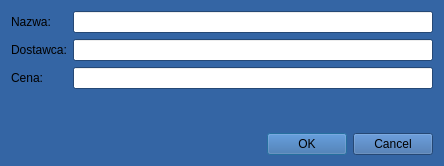
Above: nowaSkoraDialog.ui from militia11/shoes before the change. Below: the same form after it.
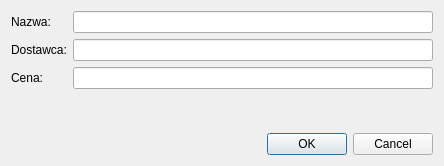
That is the form after the change.

Diff of the .ui file:
```diff
--- a/nowaSkoraDialog.ui
+++ b/nowaSkoraDialog.ui
@@ -10,421 +10,6 @@
     <height>166</height>
    </rect>
   </property>
-  <property name="palette">
-   <palette>
-    <active>
-     <colorrole role="WindowText">
-      <brush brushstyle="SolidPattern">
-       <color alpha="255">
-        <red>0</red>
-        <green>0</green>
-        <blue>0</blue>
-       </color>
-      </brush>
-     </colorrole>
-     <colorrole role="Button">
-      <brush brushstyle="SolidPattern">
-       <color alpha="255">
-        <red>52</red>
-        <green>101</green>
-        <blue>164</blue>
-       </color>
-      </brush>
-     </colorrole>
-     <colorrole role="Light">
-      <brush brushstyle="SolidPattern">
-       <color alpha="255">
-        <red>78</red>
-        <green>152</green>
-        <blue>246</blue>
-       </color>
-      </brush>
-     </colorrole>
-     <colorrole role="Midlight">
-      <brush brushstyle="SolidPattern">
-       <color alpha="255">
-        <red>65</red>
-        <green>126</green>
-        <blue>205</blue>
-       </color>
-      </brush>
-     </colorrole>
-     <colorrole role="Dark">
-      <brush brushstyle="SolidPattern">
-       <color alpha="255">
-        <red>26</red>
-        <green>50</green>
-        <blue>82</blue>
-       </color>
-      </brush>
-     </colorrole>
-     <colorrole role="Mid">
-      <brush brushstyle="SolidPattern">
-       <color alpha="255">
-        <red>34</red>
-        <green>67</green>
-        <blue>109</blue>
-       </color>
-      </brush>
-     </colorrole>
-     <colorrole role="Text">
-      <brush brushstyle="SolidPattern">
-       <color alpha="255">
-        <red>0</red>
-        <green>0</green>
-        <blue>0</blue>
-       </color>
-      </brush>
-     </colorrole>
-     <colorrole role="BrightText">
-      <brush brushstyle="SolidPattern">
-       <color alpha="255">
-        <red>255</red>
-        <green>255</green>
-        <blue>255</blue>
-       </color>
-      </brush>
-     </colorrole>
-     <colorrole role="ButtonText">
-      <brush brushstyle="SolidPattern">
-       <color alpha="255">
-        <red>0</red>
-        <green>0</green>
-        <blue>0</blue>
-       </color>
-      </brush>
-     </colorrole>
-     <colorrole role="Base">
-      <brush brushstyle="SolidPattern">
-       <color alpha="255">
-        <red>255</red>
-        <green>255</green>
-        <blue>255</blue>
-       </color>
-      </brush>
-     </colorrole>
-     <colorrole role="Window">
-      <brush brushstyle="SolidPattern">
-       <color alpha="255">
-        <red>52</red>
-        <green>101</green>
-        <blue>164</blue>
-       </color>
-      </brush>
-     </colorrole>
-     <colorrole role="Shadow">
-      <brush brushstyle="SolidPattern">
-       <color alpha="255">
-        <red>0</red>
-        <green>0</green>
-        <blue>0</blue>
-       </color>
-      </brush>
-     </colorrole>
-     <colorrole role="AlternateBase">
-      <brush brushstyle="SolidPattern">
-       <color alpha="255">
-        <red>153</red>
-        <green>178</green>
-        <blue>209</blue>
-       </color>
-      </brush>
-     </colorrole>
-     <colorrole role="ToolTipBase">
-      <brush brushstyle="SolidPattern">
-       <color alpha="255">
-        <red>255</red>
-        <green>255</green>
-        <blue>220</blue>
-       </color>
-      </brush>
-     </colorrole>
-     <colorrole role="ToolTipText">
-      <brush brushstyle="SolidPattern">
-       <color alpha="255">
-        <red>0</red>
-        <green>0</green>
-        <blue>0</blue>
-       </color>
-      </brush>
-     </colorrole>
-    </active>
-    <inactive>
-     <colorrole role="WindowText">
-      <brush brushstyle="SolidPattern">
-       <color alpha="255">
-        <red>0</red>
-        <green>0</green>
-        <blue>0</blue>
-       </color>
-      </brush>
-     </colorrole>
-     <colorrole role="Button">
-      <brush brushstyle="SolidPattern">
-       <color alpha="255">
-        <red>52</red>
-        <green>101</green>
-        <blue>164</blue>
-       </color>
-      </brush>
-     </colorrole>
-     <colorrole role="Light">
-      <brush brushstyle="SolidPattern">
-       <color alpha="255">
-        <red>78</red>
-        <green>152</green>
-        <blue>246</blue>
-       </color>
-      </brush>
-     </colorrole>
-     <colorrole role="Midlight">
-      <brush brushstyle="SolidPattern">
-       <color alpha="255">
-        <red>65</red>
-        <green>126</green>
-        <blue>205</blue>
-       </color>
-      </brush>
-     </colorrole>
-     <colorrole role="Dark">
-      <brush brushstyle="SolidPattern">
-       <color alpha="255">
-        <red>26</red>
-        <green>50</green>
-        <blue>82</blue>
-       </color>
-      </brush>
-     </colorrole>
-     <colorrole role="Mid">
-      <brush brushstyle="SolidPattern">
-       <color alpha="255">
-        <red>34</red>
-        <green>67</green>
-        <blue>109</blue>
-       </color>
-      </brush>
-     </colorrole>
-     <colorrole role="Text">
-      <brush brushstyle="SolidPattern">
-       <color alpha="255">
-        <red>0</red>
-        <green>0</green>
-        <blue>0</blue>
-       </color>
-      </brush>
-     </colorrole>
-     <colorrole role="BrightText">
-      <brush brushstyle="SolidPattern">
-       <color alpha="255">
-        <red>255</red>
-        <green>255</green>
-        <blue>255</blue>
-       </color>
-      </brush>
-     </colorrole>
-     <colorrole role="ButtonText">
-      <brush brushstyle="SolidPattern">
-       <color alpha="255">
-        <red>0</red>
-        <green>0</green>
-        <blue>0</blue>
-       </color>
-      </brush>
-     </colorrole>
-     <colorrole role="Base">
-      <brush brushstyle="SolidPattern">
-       <color alpha="255">
-        <red>255</red>
-        <green>255</green>
-        <blue>255</blue>
-       </color>
-      </brush>
-     </colorrole>
-     <colorrole role="Window">
-      <brush brushstyle="SolidPattern">
-       <color alpha="255">
-        <red>52</red>
-        <green>101</green>
-        <blue>164</blue>
-       </color>
-      </brush>
-     </colorrole>
-     <colorrole role="Shadow">
-      <brush brushstyle="SolidPattern">
-       <color alpha="255">
-        <red>0</red>
-        <green>0</green>
-        <blue>0</blue>
-       </color>
-      </brush>
-     </colorrole>
-     <colorrole role="AlternateBase">
-      <brush brushstyle="SolidPattern">
-       <color alpha="255">
-        <red>153</red>
-        <green>178</green>
-        <blue>209</blue>
-       </color>
-      </brush>
-     </colorrole>
-     <colorrole role="ToolTipBase">
-      <brush brushstyle="SolidPattern">
-       <color alpha="255">
-        <red>255</red>
-        <green>255</green>
-        <blue>220</blue>
-       </color>
-      </brush>
-     </colorrole>
-     <colorrole role="ToolTipText">
-      <brush brushstyle="SolidPattern">
-       <color alpha="255">
-        <red>0</red>
-        <green>0</green>
-        <blue>0</blue>
-       </color>
-      </brush>
-     </colorrole>
-    </inactive>
-    <disabled>
-     <colorrole role="WindowText">
-      <brush brushstyle="SolidPattern">
-       <color alpha="255">
-        <red>26</red>
-        <green>50</green>
-        <blue>82</blue>
-       </color>
-      </brush>
-     </colorrole>
-     <colorrole role="Button">
-      <brush brushstyle="SolidPattern">
-       <color alpha="255">
-        <red>52</red>
-        <green>101</green>
-        <blue>164</blue>
-       </color>
-      </brush>
-     </colorrole>
-     <colorrole role="Light">
-      <brush brushstyle="SolidPattern">
-       <color alpha="255">
-        <red>78</red>
-        <green>152</green>
-        <blue>246</blue>
-       </color>
-      </brush>
-     </colorrole>
-     <colorrole role="Midlight">
-      <brush brushstyle="SolidPattern">
-       <color alpha="255">
-        <red>65</red>
-        <green>126</green>
-        <blue>205</blue>
-       </color>
-      </brush>
-     </colorrole>
-     <colorrole role="Dark">
-      <brush brushstyle="SolidPattern">
-       <color alpha="255">
-        <red>26</red>
-        <green>50</green>
-        <blue>82</blue>
-       </color>
-      </brush>
-     </colorrole>
-     <colorrole role="Mid">
-      <brush brushstyle="SolidPattern">
-       <color alpha="255">
-        <red>34</red>
-        <green>67</green>
-        <blue>109</blue>
-       </color>
-      </brush>
-     </colorrole>
-     <colorrole role="Text">
-      <brush brushstyle="SolidPattern">
-       <color alpha="255">
-        <red>26</red>
-        <green>50</green>
-        <blue>82</blue>
-       </color>
-      </brush>
-     </colorrole>
-     <colorrole role="BrightText">
-      <brush brushstyle="SolidPattern">
-       <color alpha="255">
-        <red>255</red>
-        <green>255</green>
-        <blue>255</blue>
-       </color>
-      </brush>
-     </colorrole>
-     <colorrole role="ButtonText">
-      <brush brushstyle="SolidPattern">
-       <color alpha="255">
-        <red>26</red>
-        <green>50</green>
-        <blue>82</blue>
-       </color>
-      </brush>
-     </colorrole>
-     <colorrole role="Base">
-      <brush brushstyle="SolidPattern">
-       <color alpha="255">
-        <red>52</red>
-        <green>101</green>
-        <blue>164</blue>
-       </color>
-      </brush>
-     </colorrole>
-     <colorrole role="Window">
-      <brush brushstyle="SolidPattern">
-       <color alpha="255">
-        <red>52</red>
-        <green>101</green>
-        <blue>164</blue>
-       </color>
-      </brush>
-     </colorrole>
-     <colorrole role="Shadow">
-      <brush brushstyle="SolidPattern">
-       <color alpha="255">
-        <red>0</red>
-        <green>0</green>
-        <blue>0</blue>
-       </color>
-      </brush>
-     </colorrole>
-     <colorrole role="AlternateBase">
-      <brush brushstyle="SolidPattern">
-       <color alpha="255">
-        <red>52</red>
-        <green>101</green>
-        <blue>164</blue>
-       </color>
-      </brush>
-     </colorrole>
-     <colorrole role="ToolTipBase">
-      <brush brushstyle="SolidPattern">
-       <color alpha="255">
-        <red>255</red>
-        <green>255</green>
-        <blue>220</blue>
-       </color>
-      </brush>
-     </colorrole>
-     <colorrole role="ToolTipText">
-      <brush brushstyle="SolidPattern">
-       <color alpha="255">
-        <red>0</red>
-        <green>0</green>
-        <blue>0</blue>
-       </color>
-      </brush>
-     </colorrole>
-    </disabled>
-   </palette>
-  </property>
   <property name="windowTitle">
    <string>Dodaj skórę</string>
   </property>
```
